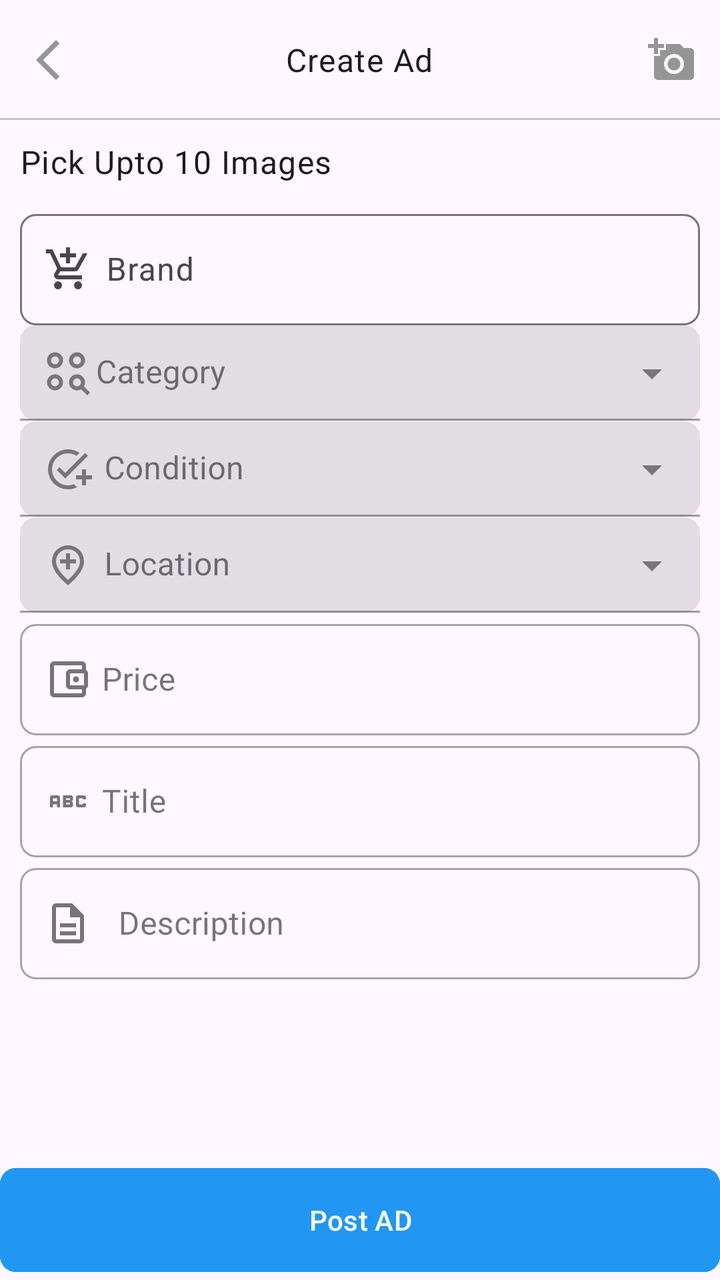
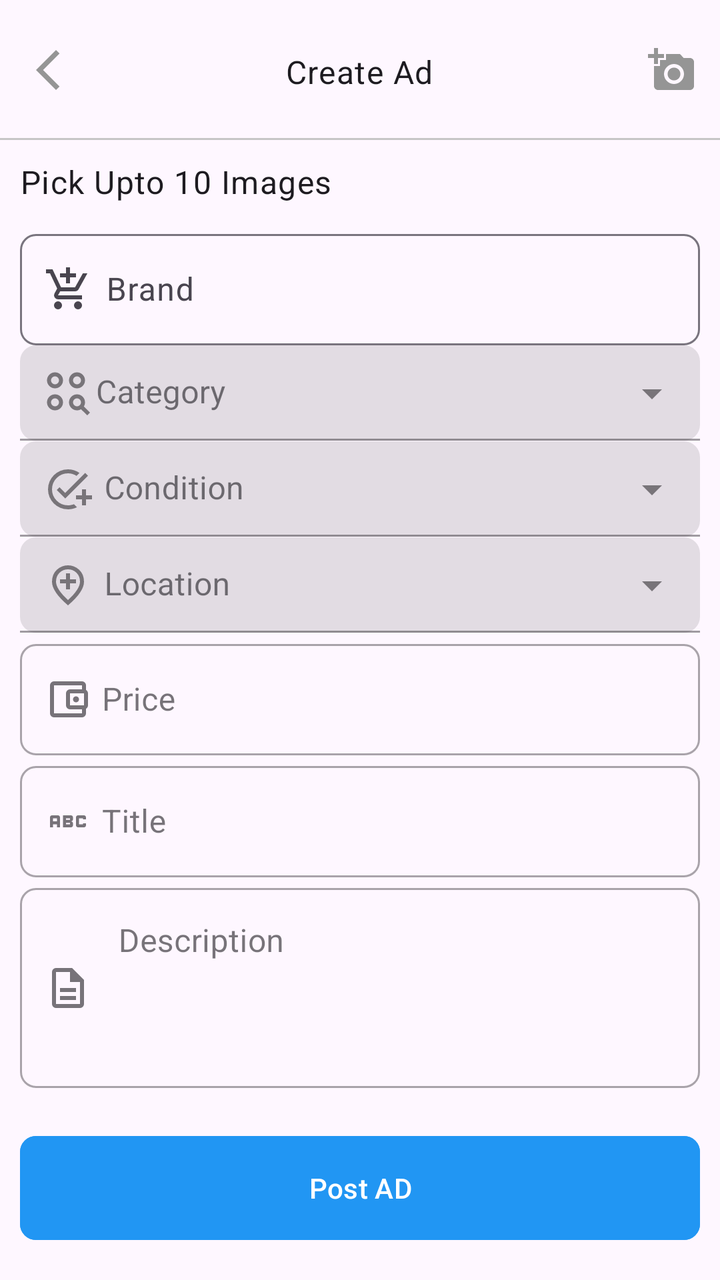

Compare the two renders of this Android layout. The source of the first and the diff that turns it into the second are given below.
<!-- AndroidManifest.xml: application theme Theme.MarketoX -->
<!-- res/layout/activity_ad_create.xml -->
<?xml version="1.0" encoding="utf-8"?>
<RelativeLayout xmlns:android="http://schemas.android.com/apk/res/android"
    xmlns:app="http://schemas.android.com/apk/res-auto"
    xmlns:tools="http://schemas.android.com/tools"
    android:id="@+id/main"
    android:layout_width="match_parent"
    android:layout_height="match_parent"
    tools:context=".AdCreateActivity">

    <RelativeLayout
        android:id="@+id/toolBarRl"
        android:layout_width="match_parent"
        android:layout_height="@dimen/m_button_height">

        <ImageButton
            android:id="@+id/toolbarBackBtn"
            android:layout_width="wrap_content"
            android:layout_height="wrap_content"
            android:src="@drawable/ic_back"
            android:background="@android:color/transparent"
            android:layout_centerVertical="true"
            android:padding="12dp"
            android:contentDescription="Back"/>

        <TextView
            android:id="@+id/toolbarTitleTv"
            android:layout_width="wrap_content"
            android:layout_height="wrap_content"
            android:text="Create Ad"
            style="@style/TextAppearance.MaterialComponents.Body1"
            android:layout_centerInParent="true"/>

        <ImageButton
            android:id="@+id/toolbarAdImageBtn"
            android:layout_width="wrap_content"
            android:layout_height="wrap_content"
            android:src="@drawable/ic_add_white2"
            android:layout_alignParentEnd="true"
            android:layout_centerVertical="true"
            android:background="@android:color/transparent"
            android:padding="12dp"
            android:contentDescription="Add Image"/>

        <View
            android:layout_width="match_parent"
            android:layout_height="1dp"
            android:layout_alignParentBottom="true"
            android:background="@color/colorGray02"/>
    </RelativeLayout>
    <androidx.core.widget.NestedScrollView
        android:layout_below="@id/toolBarRl"
        android:layout_above="@id/postAdBtn"
        android:layout_width="match_parent"
        android:layout_height="wrap_content"
        android:padding="10dp"
        android:contentDescription="Sroll View">
        
        <RelativeLayout
            android:layout_width="match_parent"
            android:layout_height="wrap_content">

            <TextView
                android:id="@+id/imagesLabelTv"
                style="@style/TextAppearance.MaterialComponents.Body1"
                android:layout_width="wrap_content"
                android:layout_height="wrap_content"
                android:text="Pick Upto 10 Images"/>


            <androidx.recyclerview.widget.RecyclerView
                android:id="@+id/imagesRv"
                android:layout_width="match_parent"
                android:layout_height="wrap_content"
                android:layout_below="@id/imagesLabelTv"
                app:layoutManager="androidx.recyclerview.widget.StaggeredGridLayoutManager"
                app:spanCount="4"/>

            <com.google.android.material.textfield.TextInputLayout
                android:id="@+id/brandTil"
                android:layout_width="match_parent"
                android:layout_below="@id/imagesRv"
                style="@style/Widget.Material3.TextInputLayout.OutlinedBox"
                android:layout_marginTop="10dp"
                app:boxCornerRadiusTopStart="8dp"
                app:boxCornerRadiusTopEnd="8dp"
                android:hint="      Brand"
                app:startIconDrawable="@drawable/ic_brand_white"
                app:boxCornerRadiusBottomStart="8dp"
                app:boxCornerRadiusBottomEnd="8dp"
                android:layout_height="wrap_content">
                <EditText
                    android:id="@+id/brandEt"
                    android:layout_width="match_parent"
                    android:layout_height="wrap_content"
                    android:inputType="textPersonName"/>
            </com.google.android.material.textfield.TextInputLayout>
            <com.google.android.material.textfield.TextInputLayout
                android:id="@+id/categoryTil"
                android:layout_width="match_parent"
                android:layout_height="wrap_content"
                android:hint="      Category"
                style="@style/Widget.MaterialComponents.TextInputLayout.FilledBox.ExposedDropdownMenu"
                app:boxCornerRadiusTopStart="8dp"
                app:boxCornerRadiusTopEnd="8dp"
                app:boxCornerRadiusBottomEnd="8dp"
                app:boxCornerRadiusBottomStart="8dp"
                app:startIconDrawable="@drawable/ic_category_white"
                android:layout_below="@id/brandTil">

                <AutoCompleteTextView
                    android:id="@+id/categoryAct"
                    android:layout_width="match_parent"
                    android:inputType="none"
                    android:layout_height="wrap_content"
                    android:padding="13dp" />
            </com.google.android.material.textfield.TextInputLayout>

            <com.google.android.material.textfield.TextInputLayout
                android:id="@+id/conditionTil"
                android:layout_width="match_parent"
                android:layout_height="wrap_content"
                android:hint="       Condition"
                style="@style/Widget.MaterialComponents.TextInputLayout.FilledBox.ExposedDropdownMenu"
                app:boxCornerRadiusTopStart="8dp"
                app:boxCornerRadiusTopEnd="8dp"
                app:boxCornerRadiusBottomEnd="8dp"
                app:boxCornerRadiusBottomStart="8dp"
                app:startIconDrawable="@drawable/ic_condition_white"
                android:layout_below="@id/categoryTil">
                <AutoCompleteTextView
                    android:id="@+id/conditionAct"
                    android:layout_width="match_parent"
                    android:inputType="none"
                    android:layout_height="wrap_content"
                    android:padding="13dp"
                    android:contentDescription="Condition"
                    />
            </com.google.android.material.textfield.TextInputLayout>
            <com.google.android.material.textfield.TextInputLayout
                android:id="@+id/locationTil"
                android:layout_width="match_parent"
                android:layout_height="wrap_content"
                android:hint="       Location"
                style="@style/Widget.MaterialComponents.TextInputLayout.FilledBox.ExposedDropdownMenu"
                app:boxCornerRadiusTopStart="8dp"
                app:boxCornerRadiusTopEnd="8dp"
                app:boxCornerRadiusBottomEnd="8dp"
                app:boxCornerRadiusBottomStart="8dp"
                app:startIconDrawable="@drawable/ic_location_white"
                android:layout_below="@id/conditionTil">
                <AutoCompleteTextView
                    android:id="@+id/locationAct"
                    android:layout_width="match_parent"
                    android:inputType="none"
                    android:layout_height="wrap_content"
                    android:padding="13dp" />
            </com.google.android.material.textfield.TextInputLayout>

            <com.google.android.material.textfield.TextInputLayout
                style="@style/Widget.MaterialComponents.TextInputLayout.OutlinedBox"
                android:id="@+id/priceTil"
                android:layout_width="match_parent"
                android:layout_height="wrap_content"
                app:boxCornerRadiusBottomStart="8dp"
                android:hint="      Price"
                app:startIconDrawable="@drawable/ic_price_white"
                app:boxCornerRadiusBottomEnd="8dp"
                app:boxCornerRadiusTopEnd="8dp"
                app:boxCornerRadiusTopStart="8dp"
                android:layout_below="@id/locationTil">
                
                <EditText
                    android:id="@+id/priceEt"
                    android:layout_width="match_parent"
                    android:layout_height="wrap_content"
                    android:inputType="numberDecimal"/>
            </com.google.android.material.textfield.TextInputLayout>

            <com.google.android.material.textfield.TextInputLayout
                style="@style/Widget.MaterialComponents.TextInputLayout.OutlinedBox"
                android:id="@+id/titleTil"
                android:layout_width="match_parent"
                android:layout_height="wrap_content"
                app:boxCornerRadiusBottomStart="8dp"
                android:hint="      Title"
                app:startIconDrawable="@drawable/ic_title_white"
                app:boxCornerRadiusBottomEnd="8dp"
                app:boxCornerRadiusTopEnd="8dp"
                app:boxCornerRadiusTopStart="8dp"
                android:layout_below="@id/priceTil">
                <EditText
                    android:id="@+id/titleEt"
                    android:layout_width="match_parent"
                    android:layout_height="wrap_content"
                    android:inputType="textPersonName"/>
            </com.google.android.material.textfield.TextInputLayout>

            <com.google.android.material.textfield.TextInputLayout
                style="@style/Widget.MaterialComponents.TextInputLayout.OutlinedBox"
                android:id="@+id/descriptionTil"
                android:layout_width="match_parent"
                android:layout_height="wrap_content"
                app:boxCornerRadiusBottomStart="8dp"
                android:hint="        Description"
                app:startIconDrawable="@drawable/ic_description_white"
                app:boxCornerRadiusBottomEnd="8dp"
                app:boxCornerRadiusTopEnd="8dp"
                app:boxCornerRadiusTopStart="8dp"
                android:layout_below="@id/titleTil">
                <EditText
                    android:id="@+id/descritpionEt"
                    android:layout_width="match_parent"
                    android:layout_height="wrap_content"
                    android:inputType="textCapSentences|textMultiLine"/>
            </com.google.android.material.textfield.TextInputLayout>
        </RelativeLayout>
    </androidx.core.widget.NestedScrollView>
    <com.google.android.material.button.MaterialButton
        android:id="@+id/postAdBtn"
        android:layout_width="match_parent"
        android:layout_height="wrap_content"
        android:layout_alignParentBottom="true"
        app:cornerRadius="8dp"
        android:minHeight="@dimen/m_button_height"
        android:layout_marginTop="10dp"
        android:text="Post AD"
        android:backgroundTint="@color/Blue"/>


</RelativeLayout>
<!-- resources referenced by this layout -->
<resources>
  <color name="Blue">#2196F3</color>
  <color name="colorGray02">#c6c6c6</color>
  <dimen name="m_button_height">60dp</dimen>
  <!-- drawable ic_add_white2 (drawable) -->
  <vector xmlns:android="http://schemas.android.com/apk/res/android" android:height="24dp" android:tint="#959595" android:viewportHeight="24" android:viewportWidth="24" android:width="24dp">
        
      <path android:fillColor="@android:color/white" android:pathData="M3,4V1h2v3h3v2H5v3H3V6H0V4H3zM6,10V7h3V4h7l1.83,2H21c1.1,0 2,0.9 2,2v12c0,1.1 -0.9,2 -2,2H5c-1.1,0 -2,-0.9 -2,-2V10H6zM13,19c2.76,0 5,-2.24 5,-5s-2.24,-5 -5,-5s-5,2.24 -5,5S10.24,19 13,19zM9.8,14c0,1.77 1.43,3.2 3.2,3.2s3.2,-1.43 3.2,-3.2s-1.43,-3.2 -3.2,-3.2S9.8,12.23 9.8,14z"/>
      
  </vector>
  <!-- drawable ic_back (drawable) -->
  <vector xmlns:android="http://schemas.android.com/apk/res/android" android:height="24dp" android:tint="#959595" android:viewportHeight="960" android:viewportWidth="960" android:width="24dp">
        
      <path android:fillColor="@android:color/white" android:pathData="M640,880L240,480L640,80L711,151L382,480L711,809L640,880Z"/>
      
  </vector>
  <!-- drawable ic_condition_white (drawable) -->
  <vector xmlns:android="http://schemas.android.com/apk/res/android" android:height="24dp" android:tint="#FFFFFF" android:viewportHeight="960" android:viewportWidth="960" android:width="24dp">
        
      <path android:fillColor="@android:color/white" android:pathData="M480,880Q397,880 324,848.5Q251,817 197,763Q143,709 111.5,636Q80,563 80,480Q80,397 111.5,324Q143,251 197,197Q251,143 324,111.5Q397,80 480,80Q545,80 603,99Q661,118 710,152L652,211Q614,187 571,173.5Q528,160 480,160Q347,160 253.5,253.5Q160,347 160,480Q160,613 253.5,706.5Q347,800 480,800Q512,800 542,794Q572,788 600,777L660,838Q619,858 574,869Q529,880 480,880ZM760,800L760,680L640,680L640,600L760,600L760,480L840,480L840,600L960,600L960,680L840,680L840,800L760,800ZM424,664L254,494L310,438L424,552L824,151L880,207L424,664Z"/>
      
  </vector>
  <!-- drawable ic_title_white (drawable) -->
  <vector xmlns:android="http://schemas.android.com/apk/res/android" android:height="24dp" android:tint="#FFFFFF" android:viewportHeight="24" android:viewportWidth="24" android:width="24dp">
        
      <path android:fillColor="@android:color/white" android:pathData="M21,11h-1.5v-0.5h-2v3h2V13H21v1c0,0.55 -0.45,1 -1,1h-3c-0.55,0 -1,-0.45 -1,-1v-4c0,-0.55 0.45,-1 1,-1h3c0.55,0 1,0.45 1,1V11zM8,10v5H6.5v-1.5h-2V15H3v-5c0,-0.55 0.45,-1 1,-1h3C7.55,9 8,9.45 8,10zM6.5,10.5h-2V12h2V10.5zM13.5,12c0.55,0 1,0.45 1,1v1c0,0.55 -0.45,1 -1,1h-4V9h4c0.55,0 1,0.45 1,1v1C14.5,11.55 14.05,12 13.5,12zM11,10.5v0.75h2V10.5H11zM13,12.75h-2v0.75h2V12.75z"/>
      
  </vector>
  <style name="Theme.MarketoX" parent="Base.Theme.MarketoX" />
  <style name="Base.Theme.MarketoX" parent="Theme.Material3.DayNight.NoActionBar">
          
          
      </style>
  <!-- unchanged entries left out for length: 5 -->
</resources>

<!-- the commit's change to res/layout/activity_ad_create.xml (unified diff, before → after) -->
@@ -5,12 +5,13 @@
     android:id="@+id/main"
     android:layout_width="match_parent"
     android:layout_height="match_parent"
-    tools:context=".AdCreateActivity">
+    tools:context=".AdCreateActivity"
+    android:fitsSystemWindows="true">
 
     <RelativeLayout
         android:id="@+id/toolBarRl"
         android:layout_width="match_parent"
-        android:layout_height="@dimen/m_button_height">
+        android:layout_height="70dp">
 
         <ImageButton
             android:id="@+id/toolbarBackBtn"
@@ -28,10 +29,11 @@
             android:layout_height="wrap_content"
             android:text="Create Ad"
             style="@style/TextAppearance.MaterialComponents.Body1"
-            android:layout_centerInParent="true"/>
+            android:layout_centerHorizontal="true"
+            android:layout_marginTop="25dp" />
 
         <ImageButton
-            android:id="@+id/toolbarAdImageBtn"
+            android:id="@+id/toolbarAddImageBtn"
             android:layout_width="wrap_content"
             android:layout_height="wrap_content"
             android:src="@drawable/ic_add_white2"
@@ -47,14 +49,14 @@
             android:layout_alignParentBottom="true"
             android:background="@color/colorGray02"/>
     </RelativeLayout>
+
     <androidx.core.widget.NestedScrollView
         android:layout_below="@id/toolBarRl"
-        android:layout_above="@id/postAdBtn"
         android:layout_width="match_parent"
-        android:layout_height="wrap_content"
+        android:layout_height="match_parent"
         android:padding="10dp"
-        android:contentDescription="Sroll View">
-        
+        android:contentDescription="Scroll View">
+
         <RelativeLayout
             android:layout_width="match_parent"
             android:layout_height="wrap_content">
@@ -66,14 +68,14 @@
                 android:layout_height="wrap_content"
                 android:text="Pick Upto 10 Images"/>
 
-
             <androidx.recyclerview.widget.RecyclerView
                 android:id="@+id/imagesRv"
                 android:layout_width="match_parent"
                 android:layout_height="wrap_content"
                 android:layout_below="@id/imagesLabelTv"
                 app:layoutManager="androidx.recyclerview.widget.StaggeredGridLayoutManager"
-                app:spanCount="4"/>
+                app:spanCount="4"
+                tools:listitem="@layout/row_images_picked"/>
 
             <com.google.android.material.textfield.TextInputLayout
                 android:id="@+id/brandTil"
@@ -94,6 +96,7 @@
                     android:layout_height="wrap_content"
                     android:inputType="textPersonName"/>
             </com.google.android.material.textfield.TextInputLayout>
+
             <com.google.android.material.textfield.TextInputLayout
                 android:id="@+id/categoryTil"
                 android:layout_width="match_parent"
@@ -136,6 +139,7 @@
                     android:contentDescription="Condition"
                     />
             </com.google.android.material.textfield.TextInputLayout>
+
             <com.google.android.material.textfield.TextInputLayout
                 android:id="@+id/locationTil"
                 android:layout_width="match_parent"
@@ -168,7 +172,6 @@
                 app:boxCornerRadiusTopEnd="8dp"
                 app:boxCornerRadiusTopStart="8dp"
                 android:layout_below="@id/locationTil">
-                
                 <EditText
                     android:id="@+id/priceEt"
                     android:layout_width="match_parent"
@@ -176,6 +179,7 @@
                     android:inputType="numberDecimal"/>
             </com.google.android.material.textfield.TextInputLayout>
 
+            
             <com.google.android.material.textfield.TextInputLayout
                 style="@style/Widget.MaterialComponents.TextInputLayout.OutlinedBox"
                 android:id="@+id/titleTil"
@@ -211,20 +215,64 @@
                     android:id="@+id/descritpionEt"
                     android:layout_width="match_parent"
                     android:layout_height="wrap_content"
+                    android:gravity="start"
+                    android:minHeight="100dp"
                     android:inputType="textCapSentences|textMultiLine"/>
             </com.google.android.material.textfield.TextInputLayout>
+
+            
+            <com.google.android.material.button.MaterialButton
+                android:id="@+id/postAdBtn"
+                android:layout_width="match_parent"
+                android:layout_height="wrap_content"
+                android:layout_below="@id/descriptionTil"
+                app:cornerRadius="8dp"
+                android:minHeight="@dimen/m_button_height"
+                android:layout_marginTop="20dp"
+                android:layout_marginBottom="20dp"
+                android:text="Post AD"
+                android:backgroundTint="@color/Blue"/>
+
         </RelativeLayout>
     </androidx.core.widget.NestedScrollView>
-    <com.google.android.material.button.MaterialButton
-        android:id="@+id/postAdBtn"
+</RelativeLayout>
+<!-- res/layout/row_images_picked.xml (included above) -->
+<?xml version="1.0" encoding="utf-8"?>
+<com.google.android.material.card.MaterialCardView xmlns:android="http://schemas.android.com/apk/res/android"
+    android:layout_width="match_parent"
+    android:layout_height="wrap_content"
+    xmlns:app="http://schemas.android.com/apk/res-auto"
+    app:cardElevation="0dp"
+    app:cardUseCompatPadding="true">
+
+    <RelativeLayout
         android:layout_width="match_parent"
-        android:layout_height="wrap_content"
-        android:layout_alignParentBottom="true"
-        app:cornerRadius="8dp"
-        android:minHeight="@dimen/m_button_height"
-        android:layout_marginTop="10dp"
-        android:text="Post AD"
-        android:backgroundTint="@color/Blue"/>
-
-
-</RelativeLayout>
+        android:layout_height="wrap_content">
+
+        <com.google.android.material.imageview.ShapeableImageView
+            android:id="@+id/Imageiv"
+            android:layout_width="match_parent"
+            android:layout_height="wrap_content"
+            android:src="@drawable/ic_image_gray"
+            android:adjustViewBounds="true"
+            app:shapeAppearanceOverlay="@style/ImageStyle_corners_rounded"/>
+        
+        <ImageButton
+            android:id="@+id/closeBtn"
+            android:layout_width="wrap_content"
+            android:layout_height="wrap_content"
+            android:layout_alignParentEnd="true"
+            android:padding="12dp"
+            android:background="@android:color/transparent"
+            android:src="@drawable/ic_close_red"
+            android:contentDescription="Back"/>
+
+
+
+
+
+
+    </RelativeLayout>
+
+
+</com.google.android.material.card.MaterialCardView>
<!-- resource entries referenced after the edit -->
@@ -15,10 +15,22 @@
       <path android:fillColor="@android:color/white" android:pathData="M640,880L240,480L640,80L711,151L382,480L711,809L640,880Z"/>
       
   </vector>
+  <!-- drawable ic_close_red (drawable) -->
+  <vector xmlns:android="http://schemas.android.com/apk/res/android" android:height="24dp" android:tint="#FF0000" android:viewportHeight="960" android:viewportWidth="960" android:width="24dp">
+        
+      <path android:fillColor="@android:color/white" android:pathData="M256,760L200,704L424,480L200,256L256,200L480,424L704,200L760,256L536,480L760,704L704,760L480,536L256,760Z"/>
+      
+  </vector>
   <!-- drawable ic_condition_white (drawable) -->
   <vector xmlns:android="http://schemas.android.com/apk/res/android" android:height="24dp" android:tint="#FFFFFF" android:viewportHeight="960" android:viewportWidth="960" android:width="24dp">
         
       <path android:fillColor="@android:color/white" android:pathData="M480,880Q397,880 324,848.5Q251,817 197,763Q143,709 111.5,636Q80,563 80,480Q80,397 111.5,324Q143,251 197,197Q251,143 324,111.5Q397,80 480,80Q545,80 603,99Q661,118 710,152L652,211Q614,187 571,173.5Q528,160 480,160Q347,160 253.5,253.5Q160,347 160,480Q160,613 253.5,706.5Q347,800 480,800Q512,800 542,794Q572,788 600,777L660,838Q619,858 574,869Q529,880 480,880ZM760,800L760,680L640,680L640,600L760,600L760,480L840,480L840,600L960,600L960,680L840,680L840,800L760,800ZM424,664L254,494L310,438L424,552L824,151L880,207L424,664Z"/>
+      
+  </vector>
+  <!-- drawable ic_image_gray (drawable) -->
+  <vector xmlns:android="http://schemas.android.com/apk/res/android" android:height="24dp" android:tint="#959595" android:viewportHeight="24" android:viewportWidth="24" android:width="24dp">
+        
+      <path android:fillColor="@android:color/white" android:pathData="M21,19V5c0,-1.1 -0.9,-2 -2,-2H5c-1.1,0 -2,0.9 -2,2v14c0,1.1 0.9,2 2,2h14c1.1,0 2,-0.9 2,-2zM8.5,13.5l2.5,3.01L14.5,12l4.5,6H5l3.5,-4.5z"/>
       
   </vector>
   <!-- drawable ic_title_white (drawable) -->
@@ -27,6 +39,11 @@
       <path android:fillColor="@android:color/white" android:pathData="M21,11h-1.5v-0.5h-2v3h2V13H21v1c0,0.55 -0.45,1 -1,1h-3c-0.55,0 -1,-0.45 -1,-1v-4c0,-0.55 0.45,-1 1,-1h3c0.55,0 1,0.45 1,1V11zM8,10v5H6.5v-1.5h-2V15H3v-5c0,-0.55 0.45,-1 1,-1h3C7.55,9 8,9.45 8,10zM6.5,10.5h-2V12h2V10.5zM13.5,12c0.55,0 1,0.45 1,1v1c0,0.55 -0.45,1 -1,1h-4V9h4c0.55,0 1,0.45 1,1v1C14.5,11.55 14.05,12 13.5,12zM11,10.5v0.75h2V10.5H11zM13,12.75h-2v0.75h2V12.75z"/>
       
   </vector>
+  <style name="ImageStyle_corners_rounded">
+          <item name="cornerSize">10dp</item>
+          <item name="cornerFamily">rounded</item>
+  
+      </style>
   <style name="Theme.MarketoX" parent="Base.Theme.MarketoX" />
   <style name="Base.Theme.MarketoX" parent="Theme.Material3.DayNight.NoActionBar">
           
